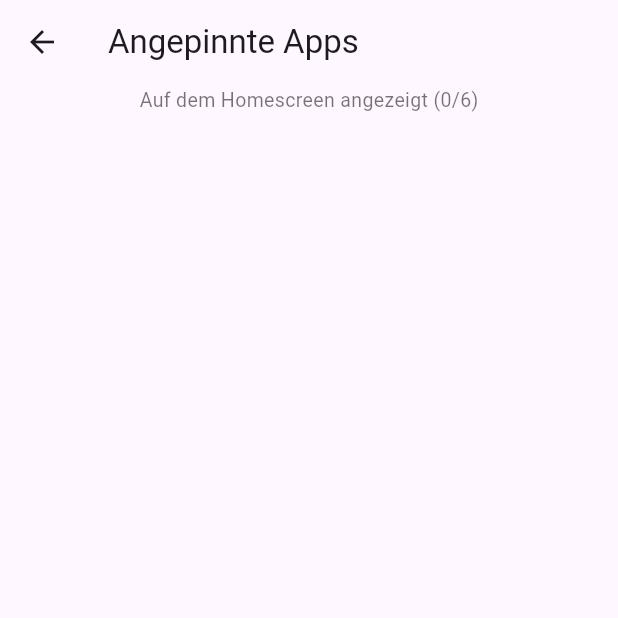
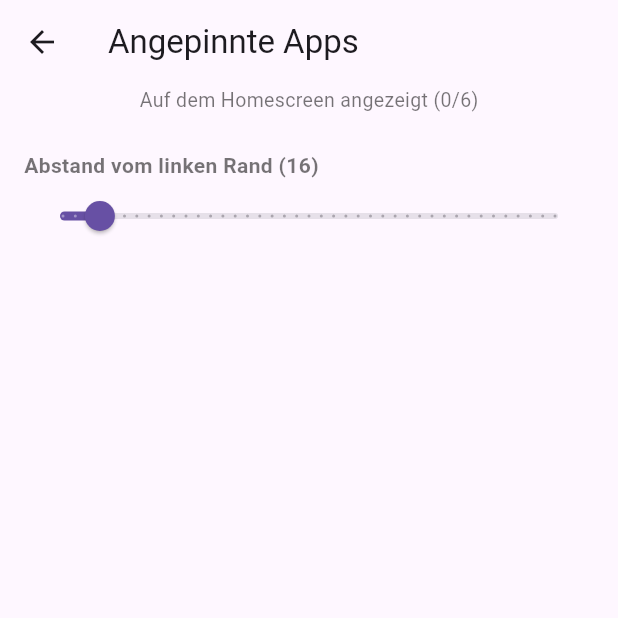
Before and after one commit to Hannes-swd/Hanneslauncher, a Flutter app: the PinnedAppsSettingsScreen screen opened directly, on a phone screen of 412 x 824 dp, the top half of it. Run offline on Flutter 3.47's test engine with Material 3 defaults, Android fonts, the phone set to English and light mode, and no system bars; our stand-ins replace geocoding, geolocator, image_picker, shared_preferences; missing offline and left inert: installed_apps; accounts and stored records are empty.

Commit message:
feat: add left margin customization for pinned apps, decoupling from clock width

```diff
--- a/lib/app_strings.dart
+++ b/lib/app_strings.dart
@@ -71,6 +71,9 @@ class AppStrings {
   String get pinnedAppsFull => _en
       ? 'Limit reached - unpin one first'
       : 'Maximum erreicht - zuerst eine entfernen';
+  String pinnedAppsLeftMargin(int pixels) => _en
+      ? 'Distance from left edge ($pixels)'
+      : 'Abstand vom linken Rand ($pixels)';
 
   String get customizeApps => _en ? 'Customize apps' : 'Apps anpassen';
   String get customizeAppsSubtitle =>
--- a/lib/pinned_apps_controller.dart
+++ b/lib/pinned_apps_controller.dart
@@ -56,3 +56,28 @@ class PinnedAppsController extends ValueNotifier<List<String>> {
     return true;
   }
 }
+
+/// How far the pinned apps sit from the left edge of the screen. Kept
+/// separate from the clock's own width so the icons no longer land under
+/// whatever the clock's left edge happens to be - which shifted around
+/// depending on the clock style and looked arbitrary - but at a spot the
+/// user picks directly.
+class PinnedAppsLayoutController extends ValueNotifier<double> {
+  PinnedAppsLayoutController._() : super(16);
+
+  static final PinnedAppsLayoutController instance =
+      PinnedAppsLayoutController._();
+
+  static const _key = 'pinned_apps_left_margin';
+
+  Future<void> load() async {
+    final prefs = await SharedPreferences.getInstance();
+    value = prefs.getDouble(_key) ?? 16;
+  }
+
+  Future<void> setLeftMargin(double margin) async {
+    value = margin;
+    final prefs = await SharedPreferences.getInstance();
+    await prefs.setDouble(_key, margin);
+  }
+}
--- a/lib/pinned_apps_settings_screen.dart
+++ b/lib/pinned_apps_settings_screen.dart
@@ -60,9 +60,14 @@ class PinnedAppsSettingsScreen extends StatelessWidget {
                   body: !LauncherEntriesController.instance.isLoaded
                       ? const Center(child: CircularProgressIndicator())
                       : ListView.builder(
-                          itemCount: entries.length,
+                          // The margin slider on top, then the app picker -
+                          // +1 for it, offset by 1 in itemBuilder below.
+                          itemCount: entries.length + 1,
                           itemBuilder: (context, index) {
-                            final entry = entries[index];
+                            if (index == 0) {
+                              return _LeftMarginSlider(s: s);
+                            }
+                            final entry = entries[index - 1];
                             final isPinned = pinned.contains(entry.key);
                             return CheckboxListTile(
                               value: isPinned,
@@ -108,3 +113,44 @@ class PinnedAppsSettingsScreen extends StatelessWidget {
     );
   }
 }
+
+/// Controls how far the pinned apps sit from the left edge of the screen -
+/// no longer tied to the clock's own width.
+class _LeftMarginSlider extends StatelessWidget {
+  const _LeftMarginSlider({required this.s});
+
+  final AppStrings s;
+
+  @override
+  Widget build(BuildContext context) {
+    return ValueListenableBuilder<double>(
+      valueListenable: PinnedAppsLayoutController.instance,
+      builder: (context, margin, child) {
+        return Padding(
+          padding: const EdgeInsets.fromLTRB(16, 16, 16, 8),
+          child: Column(
+            crossAxisAlignment: CrossAxisAlignment.start,
+            children: [
+              Text(
+                s.pinnedAppsLeftMargin(margin.round()),
+                style: const TextStyle(
+                  fontSize: 14,
+                  fontWeight: FontWeight.bold,
+                  color: Colors.black54,
+                ),
+              ),
+              Slider(
+                value: margin,
+                min: 0,
+                max: 200,
+                divisions: 40,
+                onChanged: (value) =>
+                    PinnedAppsLayoutController.instance.setLeftMargin(value),
+              ),
+            ],
+          ),
+        );
+      },
+    );
+  }
+}
```
Also changed, not shown: lib/app_list_view.dart (+19 -15 lines).
